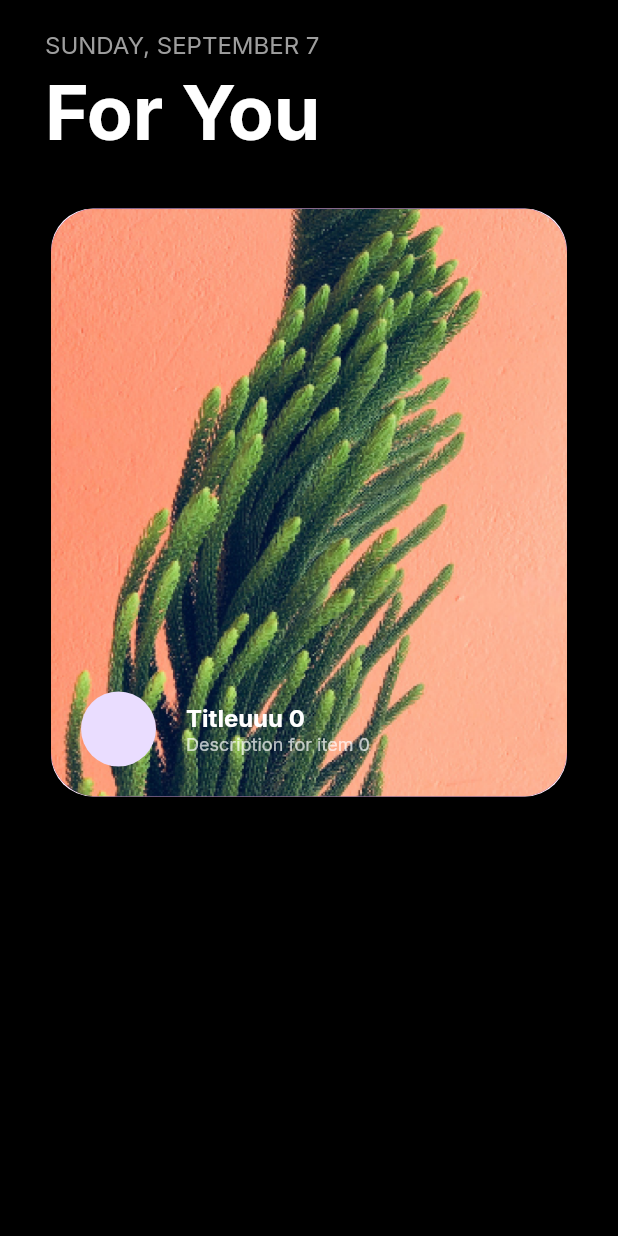
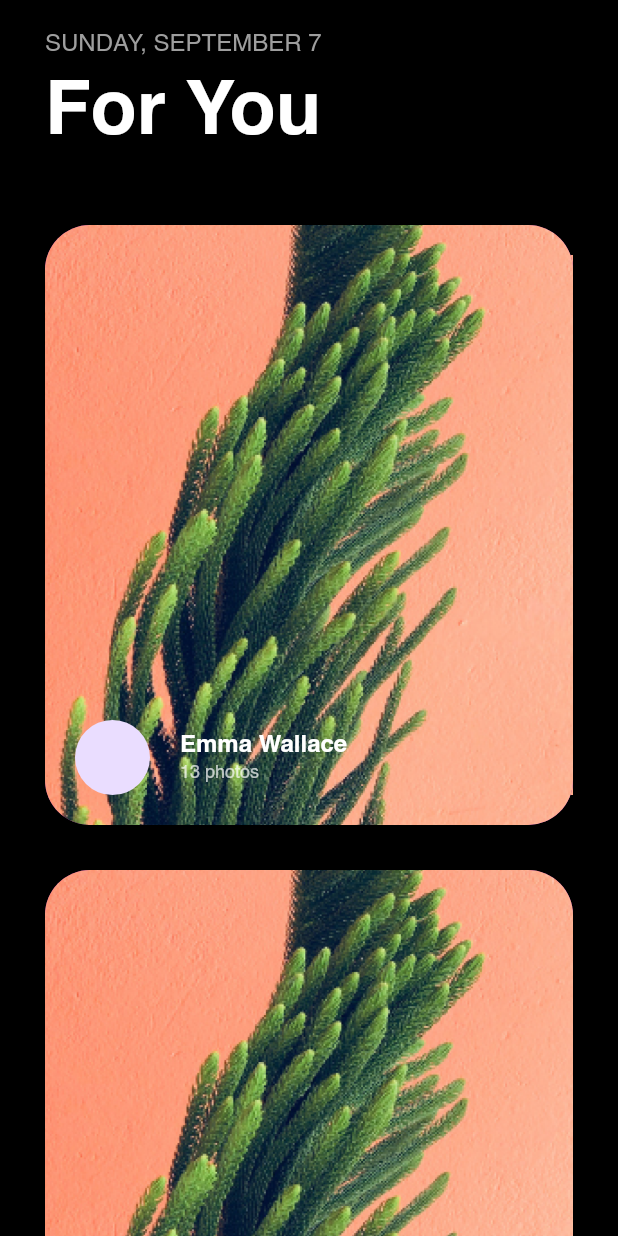
Before and after one commit to coderrrrr2/cardflow-darkmotion, a Flutter app: the screen it shows after launch, on a phone screen of 412 x 824 dp. Run offline on Flutter 3.47's test engine with Material 3 defaults, Android fonts, the phone set to English and light mode, and no system bars; drawn by our look-alikes of card_swiper, flutter_animate; our stand-ins replace flutter_svg.

Commit message:
feat: implemented text animation and started working on card animatino

```diff
--- a/lib/main.dart
+++ b/lib/main.dart
@@ -1,6 +1,5 @@
 import 'package:animation_practice1/views/home_view.dart';
 import 'package:flutter/material.dart';
-import 'package:google_fonts/google_fonts.dart';
 
 void main() {
   runApp(const MainApp());
@@ -12,7 +11,14 @@ class MainApp extends StatelessWidget {
   @override
   Widget build(BuildContext context) {
     return MaterialApp(
-      theme: ThemeData(textTheme: GoogleFonts.interTextTheme()),
+      theme: ThemeData(
+        fontFamily: 'Helvetica', // 👈 This applies Helvetica app-wide
+        textTheme: TextTheme(
+          bodyLarge: TextStyle(fontWeight: FontWeight.normal),
+          bodyMedium: TextStyle(fontWeight: FontWeight.normal),
+          titleLarge: TextStyle(fontWeight: FontWeight.bold),
+        ),
+      ),
       debugShowCheckedModeBanner: false,
       home: HomeView(),
     );
--- /dev/null
+++ b/lib/model/plant.dart
@@ -0,0 +1,21 @@
+class Plant {
+  final String photo;
+  final String name;
+  final int photosCount;
+
+  Plant({required this.photo, required this.name, required this.photosCount});
+
+  // Optional: From JSON
+  factory Plant.fromJson(Map<String, dynamic> json) {
+    return Plant(
+      photo: json['photo'],
+      name: json['name'],
+      photosCount: json['photosCount'],
+    );
+  }
+
+  // Optional: To JSON
+  Map<String, dynamic> toJson() {
+    return {'photo': photo, 'name': name, 'photosCount': photosCount};
+  }
+}
--- a/lib/shared/assets.dart
+++ b/lib/shared/assets.dart
@@ -4,6 +4,7 @@ import 'package:flutter/material.dart';
 import 'package:flutter_svg/svg.dart';
 
 String tree = "tree".png;
+String greenLeafs = "green_leafs".jpeg;
 
 //svg
 
@@ -11,6 +12,7 @@ String tree = "tree".png;
 
 extension ImageExtension on String {
   String get png => 'assets/pngs/$this.png';
+  String get jpeg => 'assets/pngs/$this.jpeg';
   String get svg => 'assets/svgs/$this.svg';
   String get json => 'assets/jsons/$this.json';
 
--- a/lib/shared/shared_widgets.dart
+++ b/lib/shared/shared_widgets.dart
@@ -7,3 +7,11 @@ Widget addHeight(double height) {
 Widget addWidth(double width) {
   return SizedBox(width: width);
 }
+
+Widget addHeightAnimated(double height) {
+  return AnimatedContainer(
+    duration: const Duration(milliseconds: 300),
+    curve: Curves.easeInOut,
+    height: height,
+  );
+}
--- a/lib/shared/text.dart
+++ b/lib/shared/text.dart
@@ -82,7 +82,7 @@ class LeadingText extends StatelessWidget {
     final theme = Theme.of(context);
     return Text(
       text,
-      style: theme.textTheme.displaySmall!.copyWith(
+      style: theme.textTheme.titleLarge!.copyWith(
         fontSize: fontSize,
         fontWeight: FontWeight.bold,
         color: color ?? Colors.white,
--- a/lib/views/home_view.dart
+++ b/lib/views/home_view.dart
@@ -1,5 +1,7 @@
+import 'package:animation_practice1/shared/assets.dart';
 import 'package:animation_practice1/shared/shared_widgets.dart';
 import 'package:animation_practice1/views/widgets/header.dart';
+import 'package:animation_practice1/views/widgets/home_tile.dart';
 import 'package:animation_practice1/views/widgets/top_slider.dart';
 import 'package:flutter/material.dart';
 import 'package:flutter_animate/flutter_animate.dart';
@@ -35,6 +37,12 @@ class _HomeViewState extends State<HomeView> {
                     });
                   },
                 ),
+                addHeightAnimated(isExpanded ? 200 : 30),
+                HomeTile(
+                  imagePath: tree,
+                  title: 'Emma Wallace',
+                  description: '13 photos',
+                ),
 
                 // ConstrainedBox(
                 //   constraints: BoxConstraints(maxHeight: 650, minHeight: 450),
--- a/lib/views/widgets/header.dart
+++ b/lib/views/widgets/header.dart
@@ -1,6 +1,5 @@
 import 'package:animation_practice1/shared/shared.dart';
 import 'package:flutter/material.dart';
-import 'package:flutter_animate/flutter_animate.dart';
 
 class Header extends StatefulWidget {
   final bool isExpanded;
@@ -13,33 +12,42 @@ class Header extends StatefulWidget {
 class _HeaderState extends State<Header> {
   @override
   Widget build(BuildContext context) {
-    return widget.isExpanded
-        ? Row(
-          children: [
-            Column(
-              crossAxisAlignment: CrossAxisAlignment.start,
+    return AnimatedSwitcher(
+      duration: const Duration(milliseconds: 600),
+      switchInCurve: Curves.easeOut,
+      switchOutCurve: Curves.easeIn,
+      transitionBuilder: (Widget child, Animation<double> animation) {
+        final bool childRepresentsExpanded = child.key == const ValueKey(true);
 
-              children: [
-                AppText(text: "collections", fontSize: 16, color: Colors.grey),
-                addHeight(4),
-                LeadingText(text: "Plants"),
-              ],
+        final Offset offset =
+            childRepresentsExpanded ? const Offset(0, 1) : const Offset(0, -1);
+
+        final tween = Tween<Offset>(begin: offset, end: Offset.zero);
+
+        return FadeTransition(
+          opacity: animation,
+          child: SlideTransition(
+            position: tween.animate(animation),
+            child: child,
           ),
-            Spacer(),
-            CircleAvatar(
-              radius: 25,
-              backgroundColor: Colors.grey,
-              child: Icon(Icons.file_copy, color: Colors.white),
+        );
+      },
+      child: Align(
+        alignment: Alignment.topCenter,
+        key: ValueKey(widget.isExpanded),
+        child: SizedBox(
+          height: 100, // Ensure both versions take same vertical space
+          child:
+              widget.isExpanded
+                  ? _buildExpandedHeader()
+                  : _buildCollapsedHeader(),
         ),
-            addWidth(20),
-            CircleAvatar(
-              radius: 25,
-              backgroundColor: const Color.fromARGB(255, 39, 39, 39),
-              child: Icon(Icons.grid_3x3, color: Colors.white),
       ),
-          ],
-        ).animate().slide(begin: Offset(0, 1), end: Offset(0, 0))
-        : Row(
+    );
+  }
+
+  Widget _buildCollapsedHeader() {
+    return Row(
       children: [
         Column(
           crossAxisAlignment: CrossAxisAlignment.start,
@@ -54,6 +62,33 @@ class _HeaderState extends State<Header> {
           ],
         ),
       ],
-        ).animate().slide(begin: Offset(0, -1), end: Offset(0, 0));
+    );
+  }
+
+  Widget _buildExpandedHeader() {
+    return Row(
+      children: [
+        Column(
+          crossAxisAlignment: CrossAxisAlignment.start,
+          children: [
+            AppText(text: "collections", fontSize: 16, color: Colors.grey),
+            addHeight(4),
+            LeadingText(text: "Plants"),
+          ],
+        ),
+        const Spacer(),
+        const CircleAvatar(
+          radius: 25,
+          backgroundColor: Colors.grey,
+          child: Icon(Icons.file_copy, color: Colors.white),
+        ),
+        addWidth(20),
+        const CircleAvatar(
+          radius: 25,
+          backgroundColor: Color.fromARGB(255, 39, 39, 39),
+          child: Icon(Icons.grid_3x3, color: Colors.white),
+        ),
+      ],
+    );
   }
 }
--- a/lib/views/widgets/home_tile.dart
+++ b/lib/views/widgets/home_tile.dart
@@ -6,6 +6,7 @@ class HomeTile extends StatelessWidget {
   final String description;
   final VoidCallback? onTap;
   final String imagePath;
+
   const HomeTile({
     super.key,
     required this.title,
@@ -14,13 +15,28 @@ class HomeTile extends StatelessWidget {
     this.onTap,
   });
 
+  /// `copyWith` lets you clone a HomeTile with new parameters
+  HomeTile copyWith({
+    String? title,
+    String? description,
+    String? imagePath,
+    VoidCallback? onTap,
+  }) {
+    return HomeTile(
+      title: title ?? this.title,
+      description: description ?? this.description,
+      imagePath: imagePath ?? this.imagePath,
+      onTap: onTap ?? this.onTap,
+    );
+  }
+
   @override
   Widget build(BuildContext context) {
     return GestureDetector(
       onTap: onTap,
       child: Container(
         padding: const EdgeInsets.symmetric(horizontal: 20, vertical: 20),
-        width: 400,
+        width: 900,
         height: 400,
         decoration: BoxDecoration(
           color: Colors.purple,
@@ -36,7 +52,7 @@ class HomeTile extends StatelessWidget {
           children: [
             Row(
               children: [
-                CircleAvatar(
+                const CircleAvatar(
                   radius: 25,
                   // backgroundImage: AssetImage("assets/images/avatar.png"),
                 ),
--- a/lib/views/widgets/top_slider.dart
+++ b/lib/views/widgets/top_slider.dart
@@ -1,5 +1,6 @@
 import 'package:animation_practice1/shared/assets.dart';
 import 'package:animation_practice1/views/widgets/home_tile.dart';
+import 'package:card_swiper/card_swiper.dart';
 import 'package:flutter/material.dart';
 
 class TopSlider extends StatefulWidget {
@@ -12,41 +13,66 @@ class TopSlider extends StatefulWidget {
 }
 
 class _TopSliderState extends State<TopSlider> {
+  List<HomeTile> tiles = [
+    HomeTile(imagePath: tree, title: 'Emma Wallace', description: '13 photos'),
+    HomeTile(
+      imagePath: greenLeafs,
+      title: 'Harry Sans',
+      description: '13 photos',
+    ),
+    HomeTile(imagePath: tree, title: 'Tulip', description: '13 photos'),
+    HomeTile(imagePath: tree, title: 'Orchid', description: '13 photos'),
+    HomeTile(imagePath: tree, title: 'Lily', description: '13 photos'),
+  ];
+
+  List<HomeTile> homeTile = [
+    HomeTile(imagePath: tree, title: 'Emma Wallace', description: '13 photos'),
+  ];
+
   @override
   Widget build(BuildContext context) {
     return AnimatedContainer(
-      duration: const Duration(milliseconds: 200),
-      height: widget.isExpanded ? 650 : 400,
+      duration: const Duration(milliseconds: 600),
+      height: widget.isExpanded ? 600 : 400,
+
       curve: Curves.easeInOut,
-
-      child: CarouselView(
-        itemSnapping: true,
-        itemExtent: 650,
-        onTap: (value) {
-          setState(() {
-            widget.onTap != null
-                ? widget.onTap!(!widget.isExpanded)
-                : widget.onTap;
-          });
+      child: Swiper(
+        axisDirection: AxisDirection.right,
+        itemCount: widget.isExpanded ? tiles.length : homeTile.length,
+        layout: SwiperLayout.STACK,
+        loop: false,
+        itemWidth: 900,
+        itemBuilder: (BuildContext context, int index) {
+          final tile = widget.isExpanded ? tiles[index] : homeTile[0];
+          return tile.copyWith(
+            onTap: () {
+              setState(() {
+                widget.onTap?.call(!widget.isExpanded);
+              });
+            },
+          );
         },
-        children: List.generate(widget.isExpanded ? 5 : 1, (index) {
-          return HomeTile(
-            imagePath: tree,
-            title: "Titleuuu $index",
-            description: "Description for item $index",
-            // onTap: () {
-            //   log("is it being tapped");
-            //   widget.onTap != null
-            //       ? widget.onTap!(!widget.isExpanded)
-            //       : widget.onTap;
-            // },
-          );
-        }),
+        // Control swipe animation
+        duration: 300, // Animation duration in milliseconds
       ),
     );
-    // .animate(
-    //   target: _animate ? 1 : 0, // toggles animation on tap
-    // )
-    // .scale(duration: 400.ms, curve: Curves.easeOut);
   }
 }
+
+        //     CustomLayoutOption(
+        //         startIndex: -1, // Ensure active card is rendered last (on top)
+        //         stateCount: 3, // Show active card + 2 behind
+        //       )
+        //       ..addTranslate([
+        //         Offset(
+        //           cardWidth * 0.4,
+        //           0.1,
+        //         ), // Second next card (farthest back, most offset)
+        //         Offset(cardWidth * 0.2, 0.1), // Next card (middle, less offset)
+        //         Offset(0, 0), // Active card (centered, on top)
+        //       ])
+        //       ..addScale([
+        //         0.8,
+        //         0.9,
+        //         1.0,
+        //       ], Alignment.bottomCenter), // Second next, next, active card
```
Also changed, not shown: pubspec.yaml (+16 -0 lines), assets/fonts/Helvetica-Bold.ttf (added), assets/fonts/Helvetica-BoldOblique.ttf (added), assets/fonts/Helvetica-Oblique.ttf (added), assets/fonts/Helvetica.ttf (added), assets/fonts/helvetica-compressed-5871d14b6903a.otf (added), assets/fonts/helvetica-light-587ebe5a59211.ttf (added), assets/fonts/helvetica-rounded-bold-5871d05ead8de.otf (added), assets/pngs/green_leafs.jpeg (added), pubspec.lock. Lines whose indentation alone changed are shown as unchanged.
